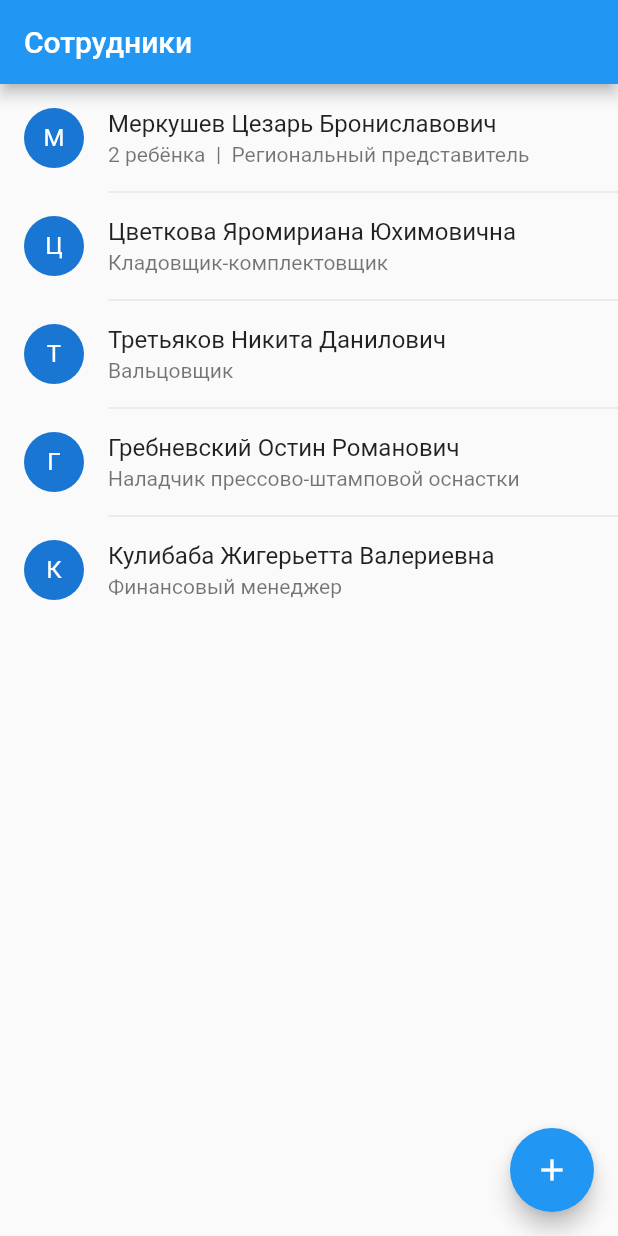
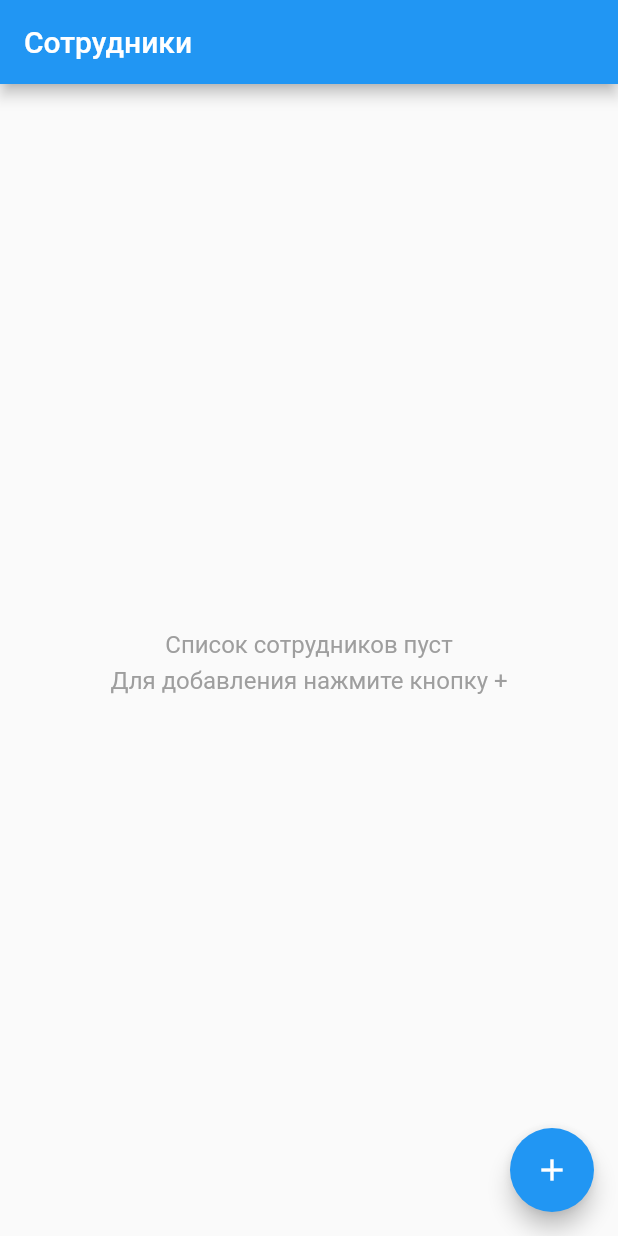
Before and after one commit to PiN73/employees, a Flutter app: the screen it shows after launch, on a phone screen of 412 x 824 dp. Run offline on Flutter 3.47's test engine with Material 2 defaults, Android fonts, the phone set to English and light mode, and no system bars; our stand-ins replace moor, moor_ffi; generated files the repository leaves out were written again.

```diff
--- /dev/null
+++ b/lib/data/db.dart
@@ -0,0 +1,54 @@
+import 'package:employees/models/user.dart';
+import 'package:moor_ffi/moor_ffi.dart';
+import 'package:path_provider/path_provider.dart';
+import 'package:path/path.dart' as path;
+import 'package:moor/moor.dart';
+import 'dart:io';
+
+part 'db.g.dart';
+
+class Employees extends Table {
+  IntColumn get id => integer().autoIncrement()();
+  TextColumn get lastName => text().withLength(min: 1, max: 20)();
+  TextColumn get firstName => text().withLength(min: 1, max: 20)();
+  TextColumn get middleName => text().withLength(min: 1, max: 20)();
+  DateTimeColumn get birthDate => dateTime()();
+  TextColumn get position => text().withLength(min: 1, max: 100)();
+}
+
+@DataClassName("Child")
+class Children extends Table {
+  IntColumn get id => integer().autoIncrement()();
+  TextColumn get lastName => text().withLength(min: 1, max: 20)();
+  TextColumn get firstName => text().withLength(min: 1, max: 20)();
+  TextColumn get middleName => text().withLength(min: 1, max: 20)();
+  DateTimeColumn get birthDate => dateTime()();
+  IntColumn get parentId => integer()();
+}
+
+
+LazyDatabase _openConnection() {
+  return LazyDatabase(() async {
+    final dbFolder = await getApplicationDocumentsDirectory();
+    final file = File(path.join(dbFolder.path, 'db.sqlite'));
+    return VmDatabase(file);
+  });
+}
+
+@UseMoor(tables: [Employees, Children])
+class MyDatabase extends _$MyDatabase {
+  MyDatabase() : super(_openConnection());
+
+  @override
+  int get schemaVersion => 1;
+
+  Stream<List<Employee>> get allEmployees => select(employees).watch();
+
+  Stream<Employee> getEmployeeById(int id) {
+    return (select(employees)..where((e) => e.id.equals(id))).watchSingle();
+  }
+
+  Future<int> addEmployee(EmployeesCompanion entry) {
+    return into(employees).insert(entry);
+  }
+}
--- a/lib/data/dummy.dart
+++ /dev/null
@@ -1,54 +0,0 @@
-import 'package:employees/models/child.dart';
-import 'package:employees/models/employee.dart';
-
-final List<Employee> dummyData = [
-  Employee(
-    lastName: 'Меркушев',
-    firstName: 'Цезарь',
-    middleName: 'Брониславович',
-    birthDate: DateTime(1991, 7, 26),
-    position: 'Региональный представитель',
-    children: [
-      Child(
-        lastName: 'Меркушев',
-        firstName: 'Болеслав',
-        middleName: 'Цезаревич',
-        birthDate: DateTime(2002, 12, 08),
-      ),
-      Child(
-        lastName: 'Меркушева',
-        firstName: 'Устина',
-        middleName: 'Цезаревна',
-        birthDate: DateTime(2006, 11, 18),
-      ),
-    ],
-  ),
-  Employee(
-    lastName: 'Цветкова',
-    firstName: 'Яромириана',
-    middleName: 'Юхимовична',
-    birthDate: DateTime(1994, 8, 30),
-    position: 'Кладовщик-комплектовщик',
-  ),
-  Employee(
-    lastName: 'Третьяков',
-    firstName: 'Никита',
-    middleName: 'Данилович',
-    birthDate: DateTime(1996, 7, 14),
-    position: 'Вальцовщик',
-  ),
-  Employee(
-    lastName: 'Гребневский',
-    firstName: 'Остин',
-    middleName: 'Романович',
-    birthDate: DateTime(1996, 5, 7),
-    position: 'Наладчик прессово-штамповой оснастки',
-  ),
-  Employee(
-    lastName: 'Кулибаба',
-    firstName: 'Жигерьетта',
-    middleName: 'Валериевна',
-    birthDate: DateTime(1993, 2, 24),
-    position: 'Финансовый менеджер',
-  ),
-];
--- a/lib/data/repository.dart
+++ b/lib/data/repository.dart
@@ -1,30 +1,22 @@
-import 'dart:collection';
-import 'package:employees/data/dummy.dart';
-import 'package:employees/models/child.dart';
-import 'package:employees/models/employee.dart';
-import 'package:flutter/foundation.dart';
+import 'package:employees/data/db.dart';
 
-class Repository with ChangeNotifier {
-  List<Employee> _employees = dummyData;
+class Repository {
+  final _db = MyDatabase();
 
-  UnmodifiableListView<Employee> get employees =>
-      UnmodifiableListView(_employees);
+  Stream<List<Employee>> get employees => _db.allEmployees;
 
-  Employee getEmployee(String id) =>
-      _employees.singleWhere((it) => it.id == id);
+  Stream<Employee> employee(int id) => _db.getEmployeeById(id);
 
-  void addEmployee(Employee data) {
-    _employees.insert(0, data);
-    notifyListeners();
-  }
+  Future<void> addEmployee(EmployeesCompanion entry) =>
+      _db.addEmployee(entry);
 
   // currently not thread safe
-  void addEmployeeChild(String employeeId, Child child) {
+  /*void addEmployeeChild(String employeeId, Child child) {
     final i = _employees.indexWhere((it) => it.id == employeeId);
     final employee = _employees[i];
     _employees[i] = employee.copyWith(
       children: [...employee.children, child],
     );
     notifyListeners();
-  }
+  }*/
 }
--- a/lib/main.dart
+++ b/lib/main.dart
@@ -10,7 +10,7 @@ void main() async {
   Intl.defaultLocale = 'ru-RU';
   await initializeDateFormatting('ru-RU');
   runApp(
-    ChangeNotifierProvider(
+    Provider(
       create: (context) => Repository(),
       child: MyApp(),
     ),
--- a/lib/models/child.dart
+++ /dev/null
@@ -1,23 +0,0 @@
-import 'package:dataclass/dataclass.dart';
-import 'package:employees/models/user.dart';
-import 'package:employees/utils.dart';
-import 'package:flutter/foundation.dart';
-
-part 'child.g.dart';
-
-@dataClass
-class Child extends _$Child with User {
-  final String id;
-  final String lastName;
-  final String firstName;
-  final String middleName;
-  final DateTime birthDate;
-
-  Child({
-    String id,
-    @required this.lastName,
-    @required this.firstName,
-    @required this.middleName,
-    @required this.birthDate,
-  })  : this.id = id ?? uuid.v4();
-}
--- a/lib/models/employee.dart
+++ /dev/null
@@ -1,30 +0,0 @@
-import 'package:dataclass/dataclass.dart';
-import 'package:employees/models/child.dart';
-import 'package:employees/models/user.dart';
-import 'package:employees/utils.dart';
-import 'package:flutter/foundation.dart';
-
-part 'employee.g.dart';
-
-@dataClass
-class Employee extends _$Employee with User {
-  final String id;
-  final String lastName;
-  final String firstName;
-  final String middleName;
-  final DateTime birthDate;
-  final String position;
-  @Collection(deepEquality: true)
-  final List<Child> children;
-
-  Employee({
-    String id,
-    @required this.lastName,
-    @required this.firstName,
-    @required this.middleName,
-    @required this.birthDate,
-    @required this.position,
-    List<Child> children,
-  })  : this.id = id ?? uuid.v4(),
-        this.children = children ?? [];
-}
--- a/lib/models/user.dart
+++ b/lib/models/user.dart
@@ -2,7 +2,6 @@ import 'package:flutter/foundation.dart';
 
 @immutable
 abstract class User {
-  String get id;
   String get lastName;
   String get firstName;
   String get middleName;
--- a/lib/pages/add_employee_page.dart
+++ b/lib/pages/add_employee_page.dart
@@ -1,5 +1,5 @@
+import 'package:employees/data/db.dart';
 import 'package:employees/data/repository.dart';
-import 'package:employees/models/employee.dart';
 import 'package:employees/widgets/date_picker_form_field.dart';
 import 'package:flutter/cupertino.dart';
 import 'package:flutter/material.dart';
@@ -132,7 +132,7 @@ class _AddEmployeePageState extends State<AddEmployeePage> {
                   onPressed: () {
                     if (formKey.currentState.validate()) {
                       formKey.currentState.save();
-                      final employee = Employee(
+                      final employee = EmployeesCompanion.insert(
                         lastName: lastName,
                         firstName: firstName,
                         middleName: middleName,
--- a/lib/pages/employees_page.dart
+++ b/lib/pages/employees_page.dart
@@ -1,9 +1,7 @@
+import 'package:employees/data/db.dart';
 import 'package:employees/data/repository.dart';
-import 'package:employees/models/employee.dart';
 import 'package:employees/pages/add_employee_page.dart';
 import 'package:employees/pages/employee_page.dart';
-import 'package:employees/strings.dart';
-import 'package:employees/utils.dart';
 import 'package:flutter/cupertino.dart';
 import 'package:flutter/material.dart';
 import 'package:provider/provider.dart';
@@ -17,8 +15,16 @@ class EmployeesPage extends StatelessWidget {
       appBar: AppBar(
         title: Text('Сотрудники'),
       ),
-      body: _EmployeesList(
-        data: context.select((Repository r) => r.employees),
+      body: StreamBuilder<List<Employee>>(
+        stream: context.watch<Repository>().employees,
+        builder: (context, snapshot) {
+          if (!snapshot.hasData) {
+            return LinearProgressIndicator();
+          }
+          return _EmployeesList(
+            data: snapshot.data,
+          );
+        }
       ),
       floatingActionButton: _AddEmployeeButton(),
     );
@@ -55,6 +61,21 @@ class _EmployeesList extends StatelessWidget {
 
   @override
   Widget build(BuildContext context) {
+    if (data.isEmpty) {
+      return Padding(
+        padding: EdgeInsets.all(16),
+        child: Center(
+          child: Text(
+            'Список сотрудников пуст\nДля добавления нажмите кнопку +',
+            style: Theme.of(context).textTheme.subtitle1.copyWith(
+              height: 1.5,
+              color: Colors.grey,
+            ),
+            textAlign: TextAlign.center,
+          ),
+        ),
+      );
+    }
     return ListView.separated(
       itemCount: data.length,
       itemBuilder: (context, i) => _Employee(data: data[i]),
@@ -93,10 +114,10 @@ class _Employee extends StatelessWidget {
   }
 
   String get subtitleText {
-    if (data.children.isNotEmpty) {
+    /*if (data.children.isNotEmpty) {
       final children = Strings.childrenCount(data.children.length).capitalize();
       return children + '  |  ' + data.position;
-    }
+    }*/
     return data.position;
   }
 }
--- a/lib/utils.dart
+++ b/lib/utils.dart
@@ -1,5 +1,4 @@
 import 'package:intl/intl.dart';
-import 'package:uuid/uuid.dart';
 
 extension DateTimeExtensions on DateTime {
   String format() => DateFormat.yMd().format(this);
@@ -20,5 +19,3 @@ extension DateTimeExtensions on DateTime {
 extension StringExtensions on String {
   String capitalize() => toBeginningOfSentenceCase(this);
 }
-
-final uuid = Uuid();
```
Also changed, not shown: lib/pages/add_child_page.dart (+4 -7 lines), lib/pages/employee_page.dart (+18 -7 lines), pubspec.yaml (+5 -3 lines), lib/data/db.g.dart (added), lib/models/child.g.dart (deleted), lib/models/employee.g.dart (deleted), pubspec.lock, 1 other file.
